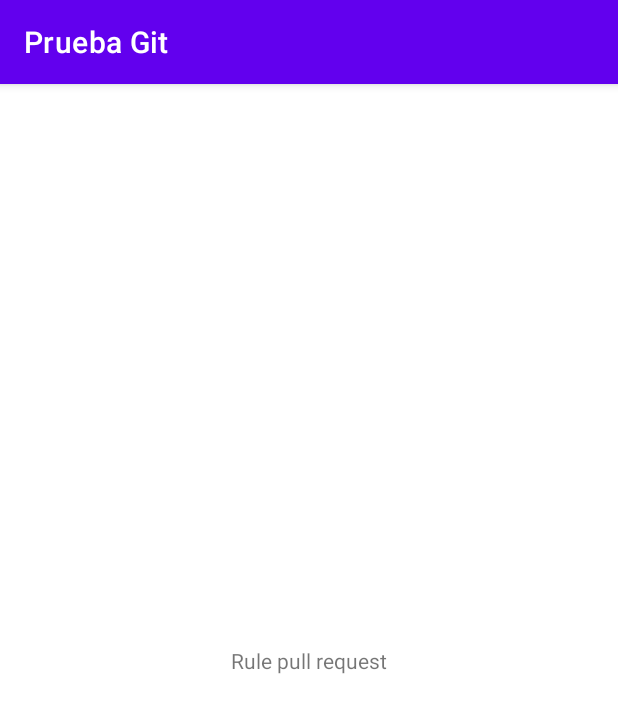
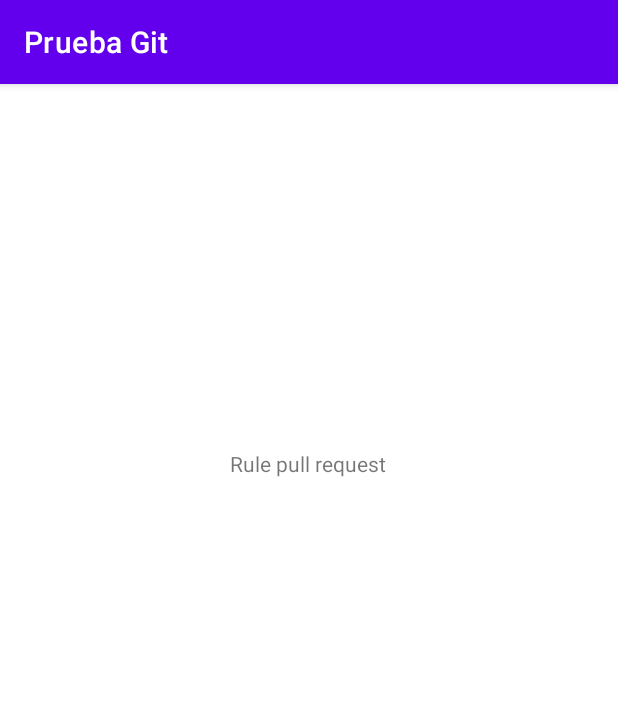
Before and after one commit to Xavi888/Prueba_Git, an Android app: the screen it shows after launch (MainActivity), on a phone screen of 412 x 824 dp. Shown: the top 713 px of the screen. Run offline under Robolectric (Android 15) with nearby library versions, the phone set to English and light mode, and no system bars.

Commit message:
Prueba pull request master

```diff
--- a/app/src/main/res/layout/activity_main.xml
+++ b/app/src/main/res/layout/activity_main.xml
@@ -12,7 +12,9 @@
         android:text="Rule pull request"
         app:layout_constraintBottom_toBottomOf="parent"
         app:layout_constraintEnd_toEndOf="parent"
+        app:layout_constraintHorizontal_bias="0.498"
         app:layout_constraintStart_toStartOf="parent"
-        app:layout_constraintTop_toTopOf="parent" />
+        app:layout_constraintTop_toTopOf="parent"
+        app:layout_constraintVertical_bias="0.325" />
 
 </androidx.constraintlayout.widget.ConstraintLayout>
```
